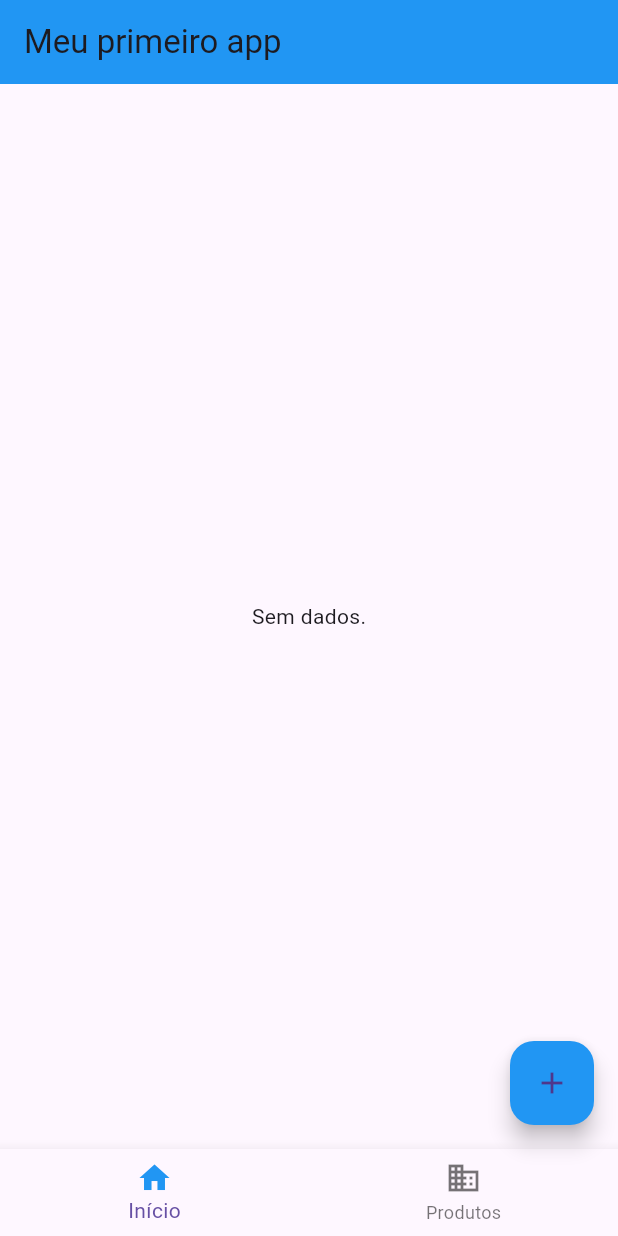
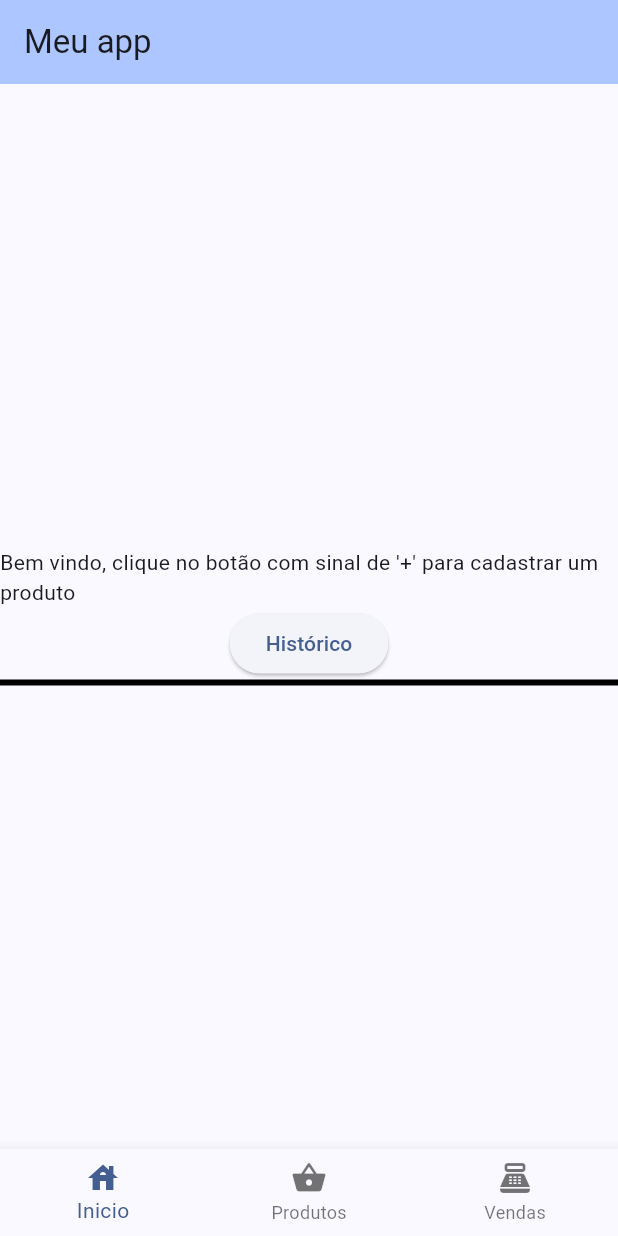
Before and after one commit to luciobrito/primeiroApp, a Flutter app: the screen it shows after launch, on a phone screen of 412 x 824 dp. Run offline on Flutter 3.47's test engine with Material 3 defaults, Android fonts, the phone set to English and light mode, and no system bars.

Commit message:
Nova interface

```diff
--- /dev/null
+++ b/lib/home.dart
@@ -0,0 +1,28 @@
+import 'package:flutter/material.dart';
+import 'package:my_commerce/historico.dart';
+
+class Home extends StatelessWidget{
+  const Home({super.key});
+  @override
+  Widget build(BuildContext context) {
+    return Center(
+        child: Column(
+          mainAxisAlignment: MainAxisAlignment.center,
+          children: <Widget>[
+            const Text('Bem vindo, clique no botão com sinal de \'+\' para cadastrar um produto'),
+            ElevatedButton(
+              onPressed: () {
+                Navigator.push(
+                  context,
+                  MaterialPageRoute(builder: (context) => const Historico()),
+                );
+              },
+
+              child: const Text('Histórico'),
+            ),
+            Container(decoration: BoxDecoration(border: Border.all(width: 2), color: Colors.black),)
+          ],
+        ),
+      );
+  }
+}
--- a/lib/main.dart
+++ b/lib/main.dart
@@ -1,92 +1,70 @@
+
 import 'package:flutter/material.dart';
-import 'package:my_commerce/texto.dart';
-import 'package:my_commerce/produto.dart';
-import 'package:http/http.dart' as http;
-import 'dart:convert';
+import 'package:my_commerce/cadastro.dart';
+import 'package:my_commerce/home.dart';
+import 'package:my_commerce/newpage.dart';
+import 'package:my_commerce/produtosPage.dart';
 
 void main() {
-  runApp(MyApp());
+  runApp(const MyApp());
 }
 
-class MyApp extends StatefulWidget {
+class MyApp extends StatelessWidget {
   const MyApp({super.key});
 
+  // This widget is the root of your application.
   @override
-  State<MyApp> createState() => _MyAppState();
+  Widget build(BuildContext context) {
+    return MaterialApp(
+      title: 'Flutter Demo',
+      theme: ThemeData(
+        colorScheme: ColorScheme.fromSeed(seedColor: Colors.blueAccent),
+      ),
+      home: const MyHomePage(title: 'Meu app'),
+    );
+  }
 }
 
-class _MyAppState extends State<MyApp> {
-  int contagem = 1;
-  Future<Produto> produtosFuture = getProdutos();
-  Future<String> prodFuture = Produto.produtoE();
-  static Future<Produto> getProdutos() async {
-    var url = Uri.parse("http://192.168.15.79:8000/api/produto/1");
-    final response = await http.get(url);
-    if (response.statusCode == 200) {
-      return Produto.fromJson(
-        jsonDecode(response.body) as Map<String, dynamic>,
-      );
-    } else {
-      throw Exception('Não foi possivel carregar');
-    }
+class MyHomePage extends StatefulWidget {
+  const MyHomePage({super.key, required this.title});
+  final String title;
+
+  @override
+  State<MyHomePage> createState() => _MyHomePageState();
+}
+
+class _MyHomePageState extends State<MyHomePage> {
+  int _indice = 0;
+  final List<Widget> _telas = [
+    Home(),
+    ProdutosPage(),
+    NewPageScreen("Vendas")
+  ];
+  void onTapped(int index) {
+    setState(() {
+      _indice = index;
+    });
   }
 
   @override
   Widget build(BuildContext context) {
-    return MaterialApp(
-      home: Scaffold(
-        appBar: AppBar(
-          backgroundColor: Colors.blue,
-          title: Text('Meu primeiro app'),
-        ),
-        body: Center(
-          child: FutureBuilder<Produto>(
-            future: produtosFuture,
-            builder: (context, AsyncSnapshot snapshot) {
-              if (snapshot.connectionState == ConnectionState.waiting) {
-                return const CircularProgressIndicator();
-              } else if (snapshot.hasData) {
-                final produto = snapshot.data!;
-                return Text("${produto.nome}");
-              } else {
-                return const Text("Sem dados.");
-              }
-            },
-          ),
-        ),
-        floatingActionButton: FloatingActionButton(
-          backgroundColor: Colors.blue,
-          onPressed: () {
-            setState(() {
-              contagem++;
-            });
-          },
-          child: Icon(Icons.add),
-        ),
-        bottomNavigationBar: BottomNavigationBar(
-          items: const [
-            BottomNavigationBarItem(
-              icon: Icon(Icons.home, color: Colors.blue),
-              label: 'Início',
-              backgroundColor: Colors.blue,
-            ),
-            BottomNavigationBarItem(
-              icon: Icon(Icons.business),
-              label: 'Produtos',
-            ),
-          ],
-        ),
+    return Scaffold(
+      appBar: AppBar(
+        backgroundColor: Theme.of(context).colorScheme.inversePrimary,
+        title: Text(widget.title),
+      ),
+      body: _telas[_indice],
+
+      bottomNavigationBar: BottomNavigationBar(
+        //type: BottomNavigationBarType.fixed,
+        currentIndex: _indice,
+        onTap: onTapped,
+        items: [
+          BottomNavigationBarItem(icon: Icon(Icons.house), label: 'Inicio'),
+          BottomNavigationBarItem(icon: Icon(Icons.shopping_basket), label: 'Produtos'),
+          BottomNavigationBarItem(icon: Icon(Icons.point_of_sale), label: 'Vendas')
+        ],
       ),
     );
   }
-
-  Widget buildProdutos(List<Produto> produtos) {
-    return ListView.builder(
-      itemCount: produtos.length,
-      itemBuilder: (context, index) {
-        final produto = produtos[index];
-        return Container(child: Row(children: [Text(produto.nome!)]));
-      },
-    );
-  }
 }
--- a/lib/produto.dart
+++ /dev/null
@@ -1,34 +0,0 @@
-import 'dart:convert';
-import 'package:http/http.dart' as http;
-
-class Produto {
-  int? id;
-  String? nome;
-  double? preco;
-  String? codigoBarra;
-  String? descricao;
-  int? qntEstoque;
-  Produto({
-    this.id,
-    this.codigoBarra,
-    this.descricao,
-    this.nome,
-    this.preco,
-    this.qntEstoque,
-  });
-
-  factory Produto.fromJson(Map<String, dynamic> json) {
-    return switch (json){
-      {'id': int id, 'nome': String nome, 'codigo_barra': String codigoBarra, 'descricao' : String descricao} => Produto(id: id, nome: nome, codigoBarra: codigoBarra, descricao: descricao),
-      _ => throw const FormatException("Não foi possível carregar produtos"),
-    };
-  }
-  static Future<String> produtoE() async {
-    var url = Uri.parse("http://192.168.15.79:8000/api/produto");
-    final response = await http.get(
-      url,
-      headers: {"Content-Type": "application/json"},
-    );
-    return response.body;
-  }
-}
--- a/lib/texto.dart
+++ /dev/null
@@ -1,10 +0,0 @@
-import 'package:flutter/material.dart';
-
-class Texto extends StatelessWidget{
-  String dados;
-  Texto( this.dados);
-  @override
-  Widget build(BuildContext context) {
-      return Center(child: Text(dados, style: TextStyle(fontSize: 20),),);
-  }
-}
```
Also changed, not shown: lib/cadastro.dart (added, +47 -0 lines), lib/historico.dart (added, +28 -0 lines), lib/newpage.dart (added, +10 -0 lines), lib/produtosPage.dart (added, +23 -0 lines), lib/produtoList.dart (deleted), 1 other file.
